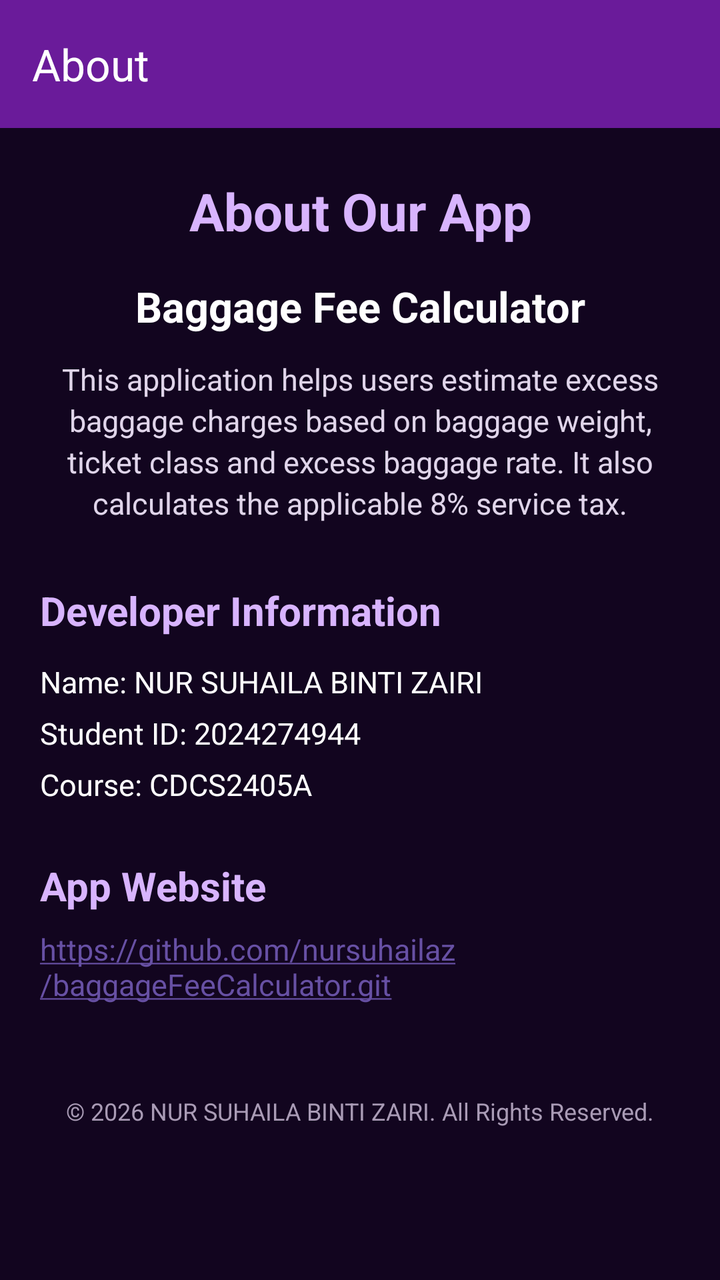
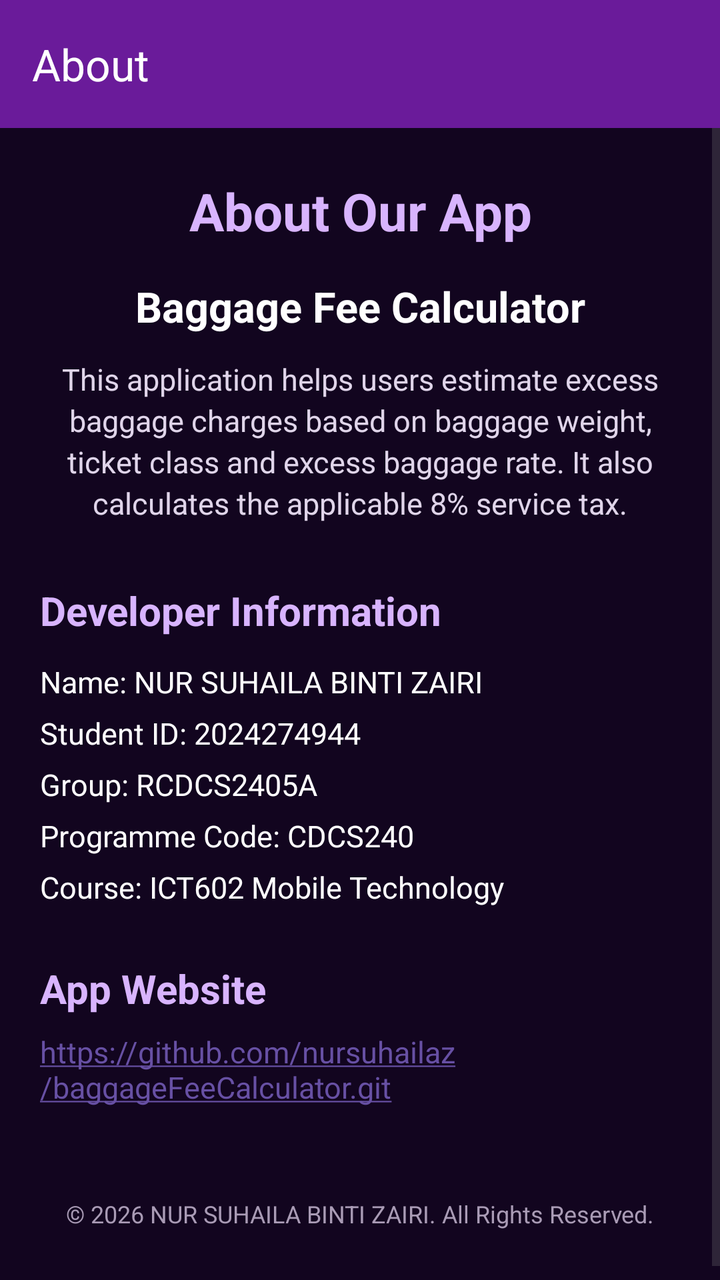

The first picture is an Android layout as it rendered before a commit; the second is the same layout after the commit. The layout source and the unified diff follow.
<!-- AndroidManifest.xml: application theme Theme.BaggageCalculatorNURSUHAILA2024274944 -->
<!-- res/layout/activity_about.xml -->
<?xml version="1.0" encoding="utf-8"?>
<LinearLayout xmlns:android="http://schemas.android.com/apk/res/android"
    xmlns:app="http://schemas.android.com/apk/res-auto"
    android:layout_width="match_parent"
    android:layout_height="match_parent"
    android:orientation="vertical"
    android:background="#12051F">

    
    <androidx.appcompat.widget.Toolbar
        android:id="@+id/toolbarAbout"
        android:layout_width="match_parent"
        android:layout_height="?attr/actionBarSize"
        android:background="#6A1B9A"
        app:title="About"
        app:titleTextColor="#FFFFFF"
        app:navigationIconTint="#FFFFFF" />

    <ScrollView
        android:layout_width="match_parent"
        android:layout_height="0dp"
        android:layout_weight="1"
        android:fillViewport="true">

        <LinearLayout
            android:layout_width="match_parent"
            android:layout_height="wrap_content"
            android:orientation="vertical"
            android:gravity="center_horizontal"
            android:paddingStart="20dp"
            android:paddingEnd="20dp"
            android:paddingTop="12dp"
            android:paddingBottom="12dp">

            
            <TextView
                android:layout_width="match_parent"
                android:layout_height="wrap_content"
                android:text="About Our App"
                android:textSize="26sp"
                android:textStyle="bold"
                android:textColor="#D8B4FE"
                android:gravity="center"
                android:layout_marginTop="12dp"/>

            
            <TextView
                android:layout_width="match_parent"
                android:layout_height="wrap_content"
                android:text="Baggage Fee Calculator"
                android:textSize="21sp"
                android:textStyle="bold"
                android:textColor="#FFFFFF"
                android:gravity="center"
                android:layout_marginTop="16dp"/>

            
            <TextView
                android:layout_width="match_parent"
                android:layout_height="wrap_content"
                android:text="This application helps users estimate excess baggage charges based on baggage weight, ticket class and excess baggage rate. It also calculates the applicable 8% service tax."
                android:textSize="15sp"
                android:textColor="#E0D5EA"
                android:gravity="center"
                android:lineSpacingExtra="3dp"
                android:layout_marginTop="12dp"/>

            
            <TextView
                android:layout_width="match_parent"
                android:layout_height="wrap_content"
                android:text="Developer Information"
                android:textSize="20sp"
                android:textStyle="bold"
                android:textColor="#D8B4FE"
                android:layout_marginTop="30dp"/>

            <TextView
                android:id="@+id/tvDeveloper"
                android:layout_width="match_parent"
                android:layout_height="wrap_content"
                android:text="Name: NUR SUHAILA BINTI ZAIRI\nStudent ID: 2024274944\nCourse: CDCS2405A"
                android:textSize="15sp"
                android:textColor="#FFFFFF"
                android:lineSpacingExtra="8dp"
                android:layout_marginTop="12dp"/>

            
            <TextView
                android:layout_width="match_parent"
                android:layout_height="wrap_content"
                android:text="App Website"
                android:textSize="20sp"
                android:textStyle="bold"
                android:textColor="#D8B4FE"
                android:layout_marginTop="27dp"/>

            <TextView
                android:id="@+id/tvWebsite"
                android:layout_width="match_parent"
                android:layout_height="wrap_content"
                android:text="https://github.com/nursuhailaz/baggageFeeCalculator.git"
                android:textSize="15sp"
                android:textColor="#BB86FC"
                android:autoLink="web"
                android:layout_marginTop="8dp"/>

            
            <TextView
                android:layout_width="match_parent"
                android:layout_height="wrap_content"
                android:text="© 2026 NUR SUHAILA BINTI ZAIRI. All Rights Reserved."
                android:textSize="12sp"
                android:textColor="#A99BB5"
                android:gravity="center"
                android:layout_marginTop="45dp"
                android:layout_marginBottom="20dp"/>

        </LinearLayout>

    </ScrollView>

</LinearLayout>
<!-- resources referenced by this layout -->
<resources>
  <style name="Theme.BaggageCalculatorNURSUHAILA2024274944" parent="Base.Theme.BaggageCalculatorNURSUHAILA2024274944" />
  <style name="Base.Theme.BaggageCalculatorNURSUHAILA2024274944" parent="Theme.Material3.DayNight.NoActionBar">
          
          
      </style>
</resources>

<!-- the commit's change to res/layout/activity_about.xml (unified diff, before → after) -->
@@ -79,7 +79,7 @@
                 android:id="@+id/tvDeveloper"
                 android:layout_width="match_parent"
                 android:layout_height="wrap_content"
-                android:text="Name: NUR SUHAILA BINTI ZAIRI\nStudent ID: 2024274944\nCourse: CDCS2405A"
+                android:text="Name: NUR SUHAILA BINTI ZAIRI\nStudent ID: 2024274944\nGroup: RCDCS2405A\nProgramme Code: CDCS240\nCourse: ICT602 Mobile Technology"
                 android:textSize="15sp"
                 android:textColor="#FFFFFF"
                 android:lineSpacingExtra="8dp"
